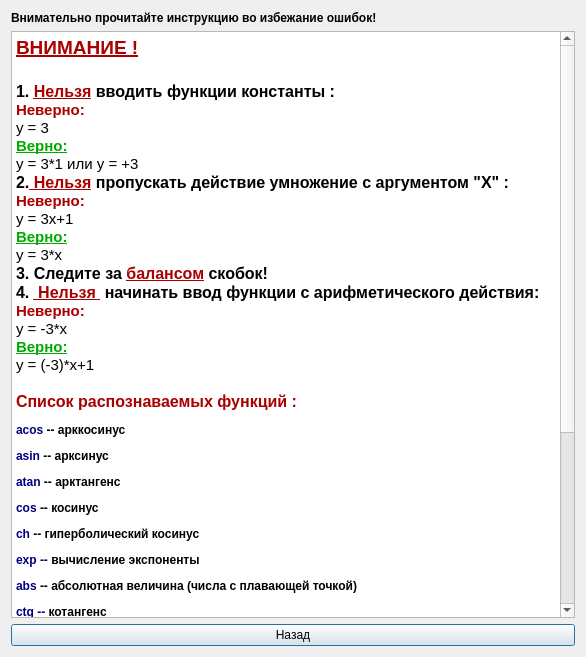
Before: the Qt Designer form functionhelp.ui in spellanser/graphx, drawn with Qt 5.
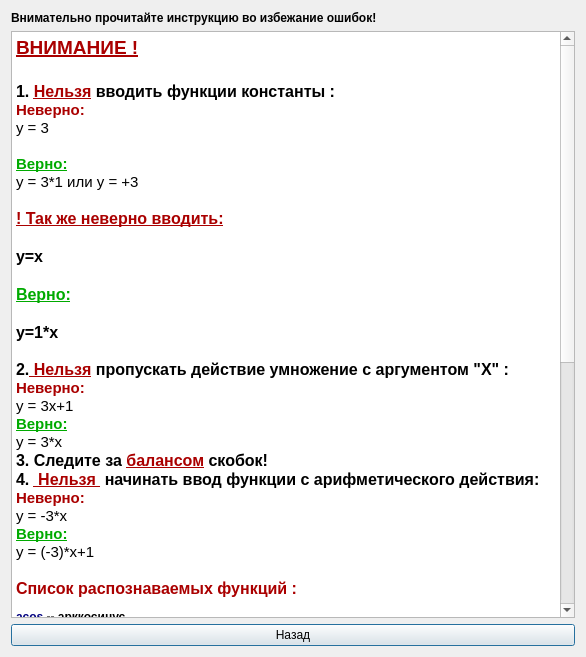
After: the same form once the commit is applied. Icons and pictures are not drawn.

Commit message: graphx v 1.1 release; add color menu, edited help menu,fixed some bugs

Patch:
```diff
--- a/functionhelp.ui
+++ b/functionhelp.ui
@@ -49,8 +49,18 @@
 &lt;p style=&quot; margin-top:0px; margin-bottom:0px; margin-left:0px; margin-right:0px; -qt-block-indent:0; text-indent:0px;&quot;&gt;&lt;span style=&quot; font-size:12pt; font-weight:600; color:#000000;&quot;&gt;1.&lt;/span&gt;&lt;span style=&quot; font-size:12pt; font-weight:600; color:#aa0000;&quot;&gt; &lt;/span&gt;&lt;span style=&quot; font-size:12pt; font-weight:600; text-decoration: underline; color:#aa0000;&quot;&gt;Нельзя&lt;/span&gt;&lt;span style=&quot; font-size:12pt; font-weight:600; color:#aa0000;&quot;&gt; &lt;/span&gt;&lt;span style=&quot; font-size:12pt; font-weight:600; color:#000000;&quot;&gt;вводить функции константы :&lt;/span&gt;&lt;/p&gt;
 &lt;p style=&quot; margin-top:0px; margin-bottom:0px; margin-left:0px; margin-right:0px; -qt-block-indent:0; text-indent:0px;&quot;&gt;&lt;span style=&quot; font-weight:600; color:#aa0000;&quot;&gt;Неверно:&lt;/span&gt;&lt;/p&gt;
 &lt;p style=&quot; margin-top:0px; margin-bottom:0px; margin-left:0px; margin-right:0px; -qt-block-indent:0; text-indent:0px;&quot;&gt;&lt;span style=&quot; color:#000000;&quot;&gt;y = 3 &lt;/span&gt;&lt;/p&gt;
+&lt;p style=&quot;-qt-paragraph-type:empty; margin-top:0px; margin-bottom:0px; margin-left:0px; margin-right:0px; -qt-block-indent:0; text-indent:0px; color:#000000;&quot;&gt;&lt;/p&gt;
 &lt;p style=&quot; margin-top:0px; margin-bottom:0px; margin-left:0px; margin-right:0px; -qt-block-indent:0; text-indent:0px;&quot;&gt;&lt;span style=&quot; font-weight:600; text-decoration: underline; color:#00aa00;&quot;&gt;Верно:&lt;/span&gt;&lt;/p&gt;
 &lt;p style=&quot; margin-top:0px; margin-bottom:0px; margin-left:0px; margin-right:0px; -qt-block-indent:0; text-indent:0px;&quot;&gt;&lt;span style=&quot; color:#000000;&quot;&gt;y = 3*1 или y = +3&lt;/span&gt;&lt;/p&gt;
+&lt;p style=&quot;-qt-paragraph-type:empty; margin-top:0px; margin-bottom:0px; margin-left:0px; margin-right:0px; -qt-block-indent:0; text-indent:0px; color:#000000;&quot;&gt;&lt;/p&gt;
+&lt;p style=&quot; margin-top:0px; margin-bottom:0px; margin-left:0px; margin-right:0px; -qt-block-indent:0; text-indent:0px;&quot;&gt;&lt;span style=&quot; font-size:12pt; font-weight:600; text-decoration: underline; color:#aa0000;&quot;&gt;! Так же неверно вводить:&lt;/span&gt;&lt;/p&gt;
+&lt;p style=&quot;-qt-paragraph-type:empty; margin-top:0px; margin-bottom:0px; margin-left:0px; margin-right:0px; -qt-block-indent:0; text-indent:0px; font-size:12pt; font-weight:600; text-decoration: underline; color:#aa0000;&quot;&gt;&lt;/p&gt;
+&lt;p style=&quot; margin-top:0px; margin-bottom:0px; margin-left:0px; margin-right:0px; -qt-block-indent:0; text-indent:0px;&quot;&gt;&lt;span style=&quot; font-size:12pt; font-weight:600; color:#000000;&quot;&gt;y=x&lt;/span&gt;&lt;/p&gt;
+&lt;p style=&quot;-qt-paragraph-type:empty; margin-top:0px; margin-bottom:0px; margin-left:0px; margin-right:0px; -qt-block-indent:0; text-indent:0px; font-size:12pt; font-weight:600; text-decoration: underline; color:#aa0000;&quot;&gt;&lt;/p&gt;
+&lt;p style=&quot; margin-top:0px; margin-bottom:0px; margin-left:0px; margin-right:0px; -qt-block-indent:0; text-indent:0px;&quot;&gt;&lt;span style=&quot; font-size:12pt; font-weight:600; text-decoration: underline; color:#00aa00;&quot;&gt;Верно:&lt;/span&gt;&lt;/p&gt;
+&lt;p style=&quot;-qt-paragraph-type:empty; margin-top:0px; margin-bottom:0px; margin-left:0px; margin-right:0px; -qt-block-indent:0; text-indent:0px; font-size:12pt; font-weight:600; text-decoration: underline; color:#00aa00;&quot;&gt;&lt;/p&gt;
+&lt;p style=&quot; margin-top:0px; margin-bottom:0px; margin-left:0px; margin-right:0px; -qt-block-indent:0; text-indent:0px;&quot;&gt;&lt;span style=&quot; font-size:12pt; font-weight:600; color:#000000;&quot;&gt;y=1*x&lt;/span&gt;&lt;/p&gt;
+&lt;p style=&quot;-qt-paragraph-type:empty; margin-top:0px; margin-bottom:0px; margin-left:0px; margin-right:0px; -qt-block-indent:0; text-indent:0px;&quot;&gt;&lt;/p&gt;
 &lt;p style=&quot; margin-top:0px; margin-bottom:0px; margin-left:0px; margin-right:0px; -qt-block-indent:0; text-indent:0px;&quot;&gt;&lt;span style=&quot; font-size:12pt; font-weight:600; color:#000000;&quot;&gt;2.&lt;/span&gt;&lt;span style=&quot; font-size:12pt; font-weight:600; text-decoration: underline; color:#aa0000;&quot;&gt; Нельзя&lt;/span&gt;&lt;span style=&quot; font-size:12pt; font-weight:600; color:#aa0000;&quot;&gt; &lt;/span&gt;&lt;span style=&quot; font-size:12pt; font-weight:600; color:#000000;&quot;&gt;пропускать действие умножение с аргументом &amp;quot;X&amp;quot; :&lt;/span&gt;&lt;/p&gt;
 &lt;p style=&quot; margin-top:0px; margin-bottom:0px; margin-left:0px; margin-right:0px; -qt-block-indent:0; text-indent:0px;&quot;&gt;&lt;span style=&quot; font-weight:600; color:#aa0000;&quot;&gt;Неверно:&lt;/span&gt;&lt;/p&gt;
 &lt;p style=&quot; margin-top:0px; margin-bottom:0px; margin-left:0px; margin-right:0px; -qt-block-indent:0; text-indent:0px;&quot;&gt;&lt;span style=&quot; color:#000000;&quot;&gt;y = 3x+1&lt;/span&gt;&lt;/p&gt;
```
The commit also changes 6 other files.
